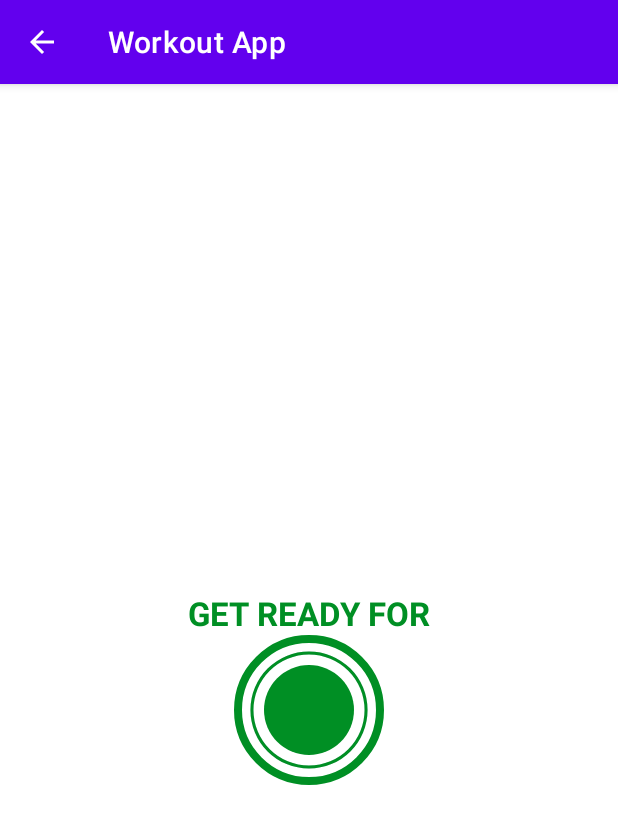
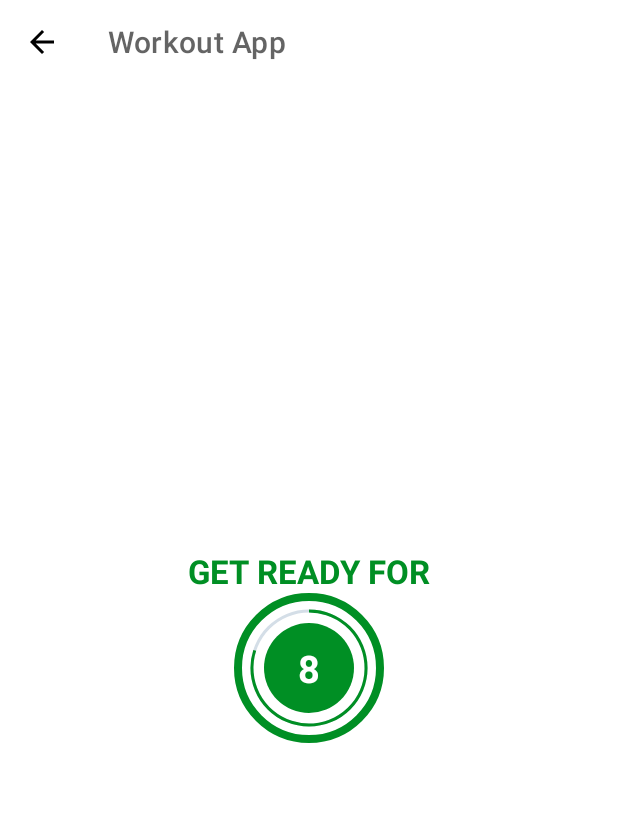
Before and after one commit to rajendrakumar72/Workout_Monitoring_App, an Android app: the ExerciseActivity screen opened directly, with no data from a screen before it, on a phone screen of 412 x 824 dp. Shown: the top 824 px of the screen. Run offline under Robolectric (Android 15) with nearby library versions, the phone set to English and light mode, and no system bars.

Commit message:
Image Added

```diff
--- a/app/src/main/java/com/mrkumar/workoutapp/ExerciseActivity.kt
+++ b/app/src/main/java/com/mrkumar/workoutapp/ExerciseActivity.kt
@@ -2,10 +2,23 @@ package com.mrkumar.workoutapp
 
 import androidx.appcompat.app.AppCompatActivity
 import android.os.Bundle
+import android.os.CountDownTimer
+import android.view.View
+import android.widget.Toast
 import com.mrkumar.workoutapp.databinding.ActivityExerciseBinding
 
 class ExerciseActivity : AppCompatActivity() {
     var binding:ActivityExerciseBinding?=null
+
+    private var resetTimer:CountDownTimer?=null
+    private var restProgress =0
+
+    private var exerciseTimer:CountDownTimer?=null
+    private var exerciseProgress =0
+
+    private var exerciseList:ArrayList<ExerciseModel>?=null
+    private var currentExercisePosition = -1
+
     override fun onCreate(savedInstanceState: Bundle?) {
         super.onCreate(savedInstanceState)
         binding=ActivityExerciseBinding.inflate(layoutInflater)
@@ -20,6 +33,80 @@ class ExerciseActivity : AppCompatActivity() {
         binding!!.toolbarExercise.setNavigationOnClickListener {
             onBackPressed()
         }
+        setupRestView()
+    }
 
+    private fun setupRestView(){
+        if (resetTimer!=null){
+            resetTimer?.cancel()
+            restProgress=0
+        }
+        setRestProgressBar()
     }
+
+    private fun setupExerciseView(){
+        binding?.flProgressBar?.visibility=View.INVISIBLE
+        binding?.tvTitle?.text="Exercise Name"
+        binding?.flExerciseView?.visibility=View.VISIBLE
+        if (exerciseTimer!=null){
+            exerciseTimer?.cancel()
+            exerciseProgress=0
+        }
+        setExerciseProgressBar()
+    }
+
+    private fun setRestProgressBar(){
+        binding?.progressBar?.progress=restProgress
+
+        resetTimer =object :CountDownTimer(10000,1000){
+            override fun onTick(millisUntilFinished: Long) {
+                restProgress++
+                binding?.progressBar?.progress=10-restProgress
+                binding?.tvTimer?.text=(10-restProgress).toString()
+
+            }
+
+            override fun onFinish() {
+                Toast.makeText(this@ExerciseActivity,
+                "Here now we will start the exercise",
+                    Toast.LENGTH_SHORT).show()
+                setupExerciseView()
+            }
+
+        }.start()
+    }
+
+    private fun setExerciseProgressBar(){
+        binding?.progressBarExercise?.progress=exerciseProgress
+
+        exerciseTimer =object :CountDownTimer(30000,1000){
+            override fun onTick(millisUntilFinished: Long) {
+                exerciseProgress++
+                binding?.progressBarExercise?.progress=30-exerciseProgress
+                binding?.tvTimerExercise?.text=(30-exerciseProgress).toString()
+
+            }
+
+            override fun onFinish() {
+                Toast.makeText(this@ExerciseActivity,
+                    "Here now we will start the exercise",
+                    Toast.LENGTH_SHORT).show()
+            }
+
+        }.start()
+    }
+    override fun onDestroy() {
+        super.onDestroy()
+
+        if (resetTimer!=null){
+            resetTimer?.cancel()
+            restProgress=0
+        }
+        if (exerciseTimer!=null){
+            exerciseTimer?.cancel()
+            exerciseProgress=0
+        }
+        binding=null
+    }
+
 }
--- a/app/src/main/res/layout/activity_exercise.xml
+++ b/app/src/main/res/layout/activity_exercise.xml
@@ -73,4 +73,70 @@
         </LinearLayout>
     </FrameLayout>
 
+    <ImageView
+        android:id="@+id/ivImage"
+        android:layout_width="match_parent"
+        android:layout_height="0dp"
+        android:scaleType="fitXY"
+        android:src="@drawable/ic_jumping_jacks"
+        android:visibility="invisible"
+        app:layout_constraintBottom_toTopOf="@id/tvExercise"
+        app:layout_constraintTop_toBottomOf="@id/toolbarExercise"/>
+
+    <TextView
+        android:id="@+id/tvExercise"
+        android:layout_width="wrap_content"
+        android:layout_height="wrap_content"
+        android:text="Exercise Name"
+        android:textSize="22sp"
+        android:textColor="@color/colorAccent"
+        android:textStyle="bold"
+        android:visibility="invisible"
+        app:layout_constraintEnd_toEndOf="parent"
+        app:layout_constraintStart_toStartOf="parent"
+        app:layout_constraintTop_toBottomOf="@id/ivImage"/>
+    <FrameLayout
+        android:id="@+id/flExerciseView"
+        android:layout_width="100dp"
+        android:layout_height="100dp"
+        android:layout_marginTop="10dp"
+        tools:visibility="visible"
+        android:visibility="gone"
+        android:background="@drawable/item_circular_color_accent_border"
+        app:layout_constraintBottom_toBottomOf="parent"
+        app:layout_constraintEnd_toEndOf="parent"
+        app:layout_constraintStart_toStartOf="parent"
+        app:layout_constraintTop_toBottomOf="@id/toolbarExercise">
+
+        <ProgressBar
+            android:id="@+id/progressBarExercise"
+            style="?android:attr/progressBarStyleHorizontal"
+            android:layout_width="100dp"
+            android:layout_height="100dp"
+            android:layout_gravity="center"
+            android:background="@drawable/circular_progress_gray"
+            android:indeterminate="false"
+            android:max="30"
+            android:progress="300"
+            android:progressDrawable="@drawable/circular_progress_bar"
+            android:rotation="-90" />
+
+        <LinearLayout
+            android:layout_width="60dp"
+            android:layout_height="60dp"
+            android:layout_gravity="center"
+            android:background="@drawable/item_circular_color_accent_background"
+            android:gravity="center">
+
+            <TextView
+                android:id="@+id/tvTimerExercise"
+                android:layout_width="wrap_content"
+                android:layout_height="wrap_content"
+                android:textColor="#FFFFFF"
+                android:textSize="25sp"
+                android:textStyle="bold"
+                tools:text="30" />
+        </LinearLayout>
+    </FrameLayout>
+
 </androidx.constraintlayout.widget.ConstraintLayout>
--- a/app/src/main/res/values/themes.xml
+++ b/app/src/main/res/values/themes.xml
@@ -1,6 +1,6 @@
 <resources xmlns:tools="http://schemas.android.com/tools">
     <!-- Base application theme. -->
-    <style name="Theme.WorkoutApp" parent="Theme.MaterialComponents.DayNight.DarkActionBar">
+    <style name="Theme.WorkoutApp" parent="Theme.MaterialComponents.DayNight.NoActionBar">
         <!-- Primary brand color. -->
         <item name="colorPrimary">@color/purple_500</item>
         <item name="colorPrimaryVariant">@color/purple_700</item>
```
Also changed, not shown: app/src/main/java/com/mrkumar/workoutapp/Constants.kt (added, +83 -0 lines), app/src/main/java/com/mrkumar/workoutapp/ExerciseModel.kt (added, +9 -0 lines), app/src/main/res/drawable/ic_abdominal_crunch.png (added), app/src/main/res/drawable/ic_high_knees_running_in_place.png (added), app/src/main/res/drawable/ic_jumping_jacks.png (added), app/src/main/res/drawable/ic_lunge.png (added), app/src/main/res/drawable/ic_plank.png (added), app/src/main/res/drawable/ic_push_up.png (added), app/src/main/res/drawable/ic_push_up_and_rotation.png (added), app/src/main/res/drawable/ic_side_plank.png (added), app/src/main/res/drawable/ic_squat.png (added), app/src/main/res/drawable/ic_step_up_onto_chair.png (added), app/src/main/res/drawable/ic_triceps_dip_on_chair.png (added), app/src/main/res/drawable/ic_wall_sit.png (added).
